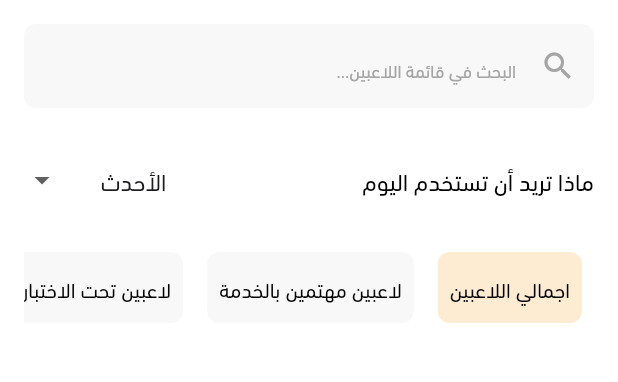
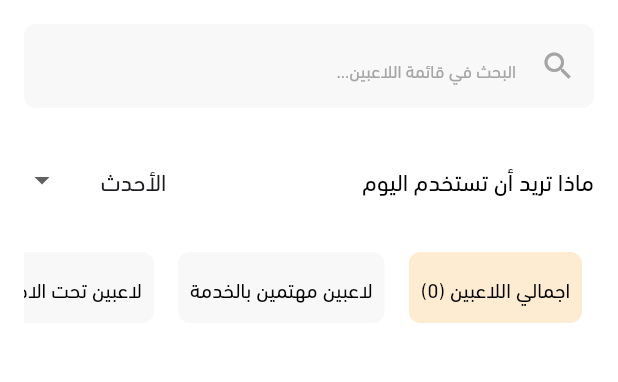
Before and after one commit to KhaledHAnter/tps-desktop-mobile-, a Flutter app: the HomeScreen screen opened by its route, on a phone screen of 412 x 824 dp, the part 90-472 px from its top. Run offline on Flutter 3.47's test engine with Material 3 defaults, Android fonts, the light colour scheme and no system bars; our stand-ins replace bloc, cloud_firestore, firebase_core, fl_chart, flutter_bloc, flutter_svg and 9 more; missing offline and left inert: excel; accounts and stored records are empty.

Commit message:
add number near the category

```diff
--- a/lib/features/home/ui/views/home_screen.dart
+++ b/lib/features/home/ui/views/home_screen.dart
@@ -73,7 +73,17 @@ class _HomeScreenState extends State<HomeScreen> {
                       const Gap(16),
                       const AppSearchBar(),
                       const Gap(24),
-                      const CatigorySection(),
+                      BlocBuilder<FetchPlayersCubit, FetchPlayersState>(
+                        builder: (context, state) {
+                          if (state is FetchSuccess) {
+                            return CatigorySection(
+                              playersIndex: state.players.length,
+                            );
+                          } else {
+                            return const CatigorySection();
+                          }
+                        },
+                      ),
                       const Gap(16),
                     ],
                   ),
--- a/lib/features/home/ui/views/widgets/catigory_section.dart
+++ b/lib/features/home/ui/views/widgets/catigory_section.dart
@@ -2,17 +2,20 @@ import 'package:flutter/material.dart';
 import 'package:flutter_bloc/flutter_bloc.dart';
 import 'package:gap/gap.dart';
 import 'package:tps/core/theming/colors.dart';
+
 import '../../../../../core/theming/styles.dart';
+import '../../../../../generated/l10n.dart';
 import '../../../data/models/category_model.dart';
 import '../../../data/models/sort_criteria_enum.dart';
 import '../../../logic/category_cubit/category_cubit.dart';
 import '../../../logic/fetch_player_cubit/fetch_players_cubit.dart';
 import 'catigory_tile.dart';
-import '../../../../../generated/l10n.dart';
 
 class CatigorySection extends StatefulWidget {
+  final int? playersIndex;
   const CatigorySection({
     super.key,
+    this.playersIndex,
   });
 
   @override
@@ -140,6 +143,7 @@ class _CatigorySectionState extends State<CatigorySection> {
                 builder: (context, state) {
                   return CategoryTile(
                     title: categories[index].text,
+                    playersCount: widget.playersIndex,
                     isSelected:
                         index == context.read<CategoryCubit>().currentIndex,
                   );
--- a/lib/features/home/ui/views/widgets/catigory_tile.dart
+++ b/lib/features/home/ui/views/widgets/catigory_tile.dart
@@ -1,12 +1,15 @@
 import 'package:flutter/material.dart';
+
 import '../../../../../core/theming/colors.dart';
 import '../../../../../core/theming/styles.dart';
 
 class CategoryTile extends StatelessWidget {
+  final int? playersCount;
   const CategoryTile({
     super.key,
     required this.title,
     required this.isSelected,
+    this.playersCount,
   });
 
   final String title;
@@ -25,7 +28,11 @@ class CategoryTile extends StatelessWidget {
           borderRadius: BorderRadius.circular(8)),
       child: Center(
         child: Text(
-          title,
+          isSelected
+              ? playersCount == null
+                  ? title
+                  : "$title ($playersCount)"
+              : title,
           style: Styles.font14medium,
         ),
       ),
```
Also changed, not shown: 126 other files.
